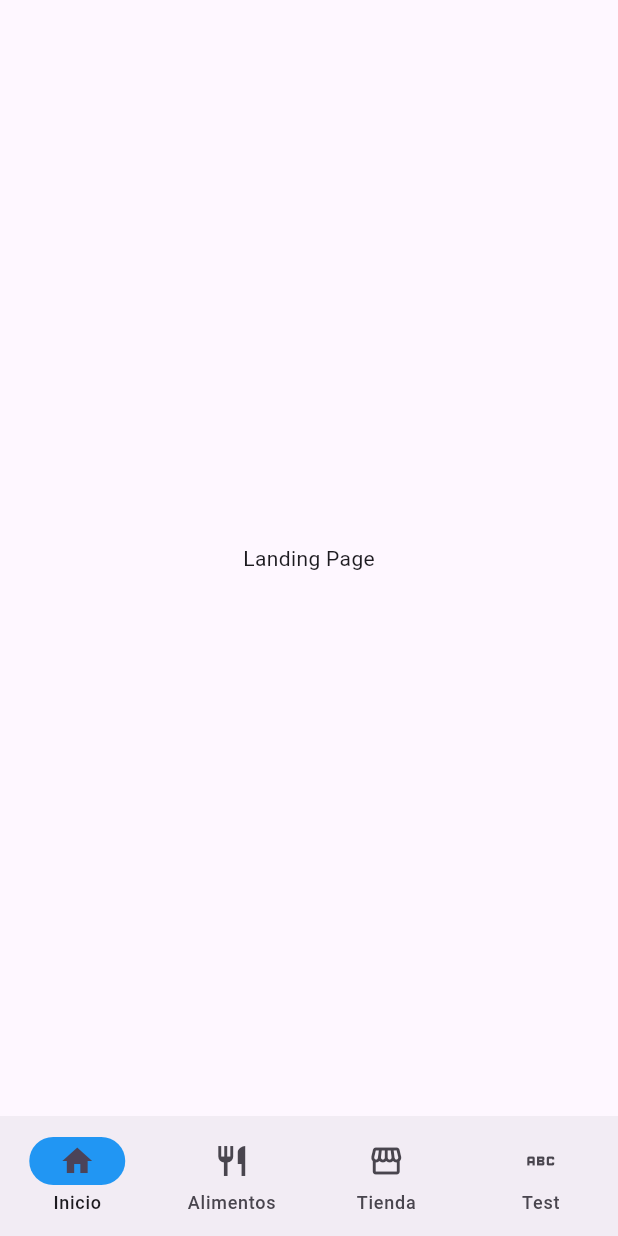
After one commit to Fabianbustosag/test-flutter, a Flutter app: the screen it shows after launch, on a phone screen of 412 x 824 dp. The commit adds this screen. Run offline on Flutter 3.47's test engine with Material 3 defaults, Android fonts, the phone set to English and light mode, and no system bars; our stand-ins replace dio.

```diff
--- /dev/null
+++ b/lib/screens/home/home.dart
@@ -0,0 +1,61 @@
+import 'package:flutter/material.dart';
+import 'package:flutter_application_1/screens/foods/food_screen.dart';
+import 'package:flutter_application_1/screens/landing_page/landing_page.dart';
+import 'package:flutter_application_1/screens/publication/publication_screen.dart';
+import 'package:flutter_application_1/screens/yes_no/test_yes_no.dart';
+
+class Home extends StatefulWidget {
+  const Home({super.key});
+
+  @override
+  State<Home> createState() => _HomeState();
+}
+
+class _HomeState extends State<Home> {
+  int currentPageIndex = 0;
+
+  @override
+  Widget build(BuildContext context) {
+    return Scaffold(
+      bottomNavigationBar: NavigationBar(
+        onDestinationSelected: (int index) {
+          setState(() {
+            currentPageIndex = index;
+          });
+        },
+        indicatorColor: Colors.blue,
+        selectedIndex: currentPageIndex,
+        destinations: const <Widget>[
+          NavigationDestination(
+            selectedIcon: Icon(Icons.home),
+            icon: Icon(Icons.home_outlined),
+            label: 'Inicio',
+          ),
+          NavigationDestination(
+            selectedIcon: Icon(Icons.restaurant),
+            icon: Icon(Icons.restaurant),
+            label: 'Alimentos',
+          ),
+          NavigationDestination(
+            selectedIcon: Icon(Icons.storefront),
+            icon: Icon(Icons.storefront),
+            label: 'Tienda',
+          ),
+          NavigationDestination(
+            selectedIcon: Icon(Icons.storefront),
+            icon: Icon(Icons.abc),
+            label: 'Test',
+          ),
+        ],
+      ),
+      body: <Widget>[
+        LandingPage(),
+        FoodScreen(),
+        PublicationScreen(),
+        YesNoTest(),
+
+
+      ][currentPageIndex],
+    );
+  }
+}
--- /dev/null
+++ b/lib/screens/landing_page/landing_page.dart
@@ -0,0 +1,14 @@
+import 'package:flutter/material.dart';
+
+class LandingPage extends StatelessWidget {
+  const LandingPage({super.key});
+
+  @override
+  Widget build(BuildContext context) {
+    return const Scaffold(
+      body: Center(
+        child: Text('Landing Page'),
+      ),
+    );
+  }
+}
--- a/lib/service/food_service.dart
+++ b/lib/service/food_service.dart
@@ -4,6 +4,7 @@ import 'package:flutter_application_1/models/food_model.dart';
 class FoodService{
   final _dio = Dio();
 
+  //Esta funcionando si ocurre un problema es por que el modelo se descofiguro, algun tipo de dato esta malo o algun nulo
   Future<List<FoodModel>> getFoods() async {
     final response = await _dio.get('http://127.0.0.1:8000/api/food/');
     final foodModel = foodModelFromJsonListDynamic(response.data);
@@ -32,8 +33,4 @@ class FoodService{
     return updatedFood;
   }
 
-
-
-
-
 }
--- a/lib/service/yes_no_service.dart
+++ b/lib/service/yes_no_service.dart
@@ -9,7 +9,7 @@ class YesNoService{
 
     return yesNoModel;
 
-    // throw UnimplementedError();
+    throw UnimplementedError();
   }
 
 
--- a/pubspec.yaml
+++ b/pubspec.yaml
@@ -61,9 +61,9 @@ flutter:
   uses-material-design: true
 
   # To add assets to your application, add an assets section, like this:
-  # assets:
-  #   - images/a_dot_burr.jpeg
-  #   - images/a_dot_ham.jpeg
+  assets:
+    - lib/images/
+    # - lib/images/foods/
 
   # An image asset can refer to one or more resolution-specific "variants", see
   # https://flutter.dev/assets-and-images/#resolution-aware
```
Also changed, not shown: dat.json (added, +147 -0 lines), lib/main.dart (+5 -4 lines), lib/models/food_model.dart (+40 -32 lines), lib/models/publication_model.dart (added, +45 -0 lines), lib/screens/foods/food_screen.dart (added, +37 -0 lines), lib/screens/home/home2.dart (renamed from lib/screens/home.dart, +4 -4 lines), lib/screens/publication/publication_screen.dart (added, +34 -0 lines), lib/screens/screen_foods.dart (deleted, +0 -36 lines), lib/service/publication_service.dart (added, +35 -0 lines), lib/screens/yes_no/screen_provider_yes_no_.dart (renamed from lib/screens/screen_provider_yes_no_.dart), lib/screens/yes_no/test_yes_no.dart (renamed from lib/screens/test_yes_no.dart).
